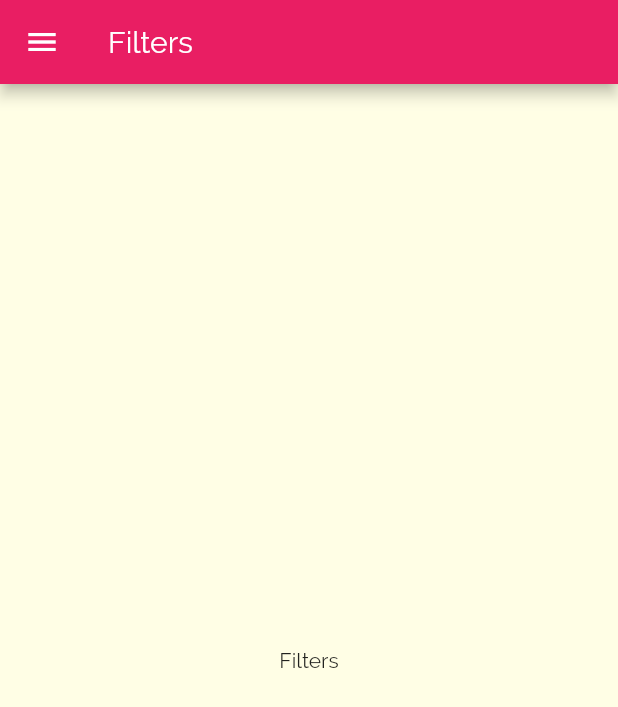
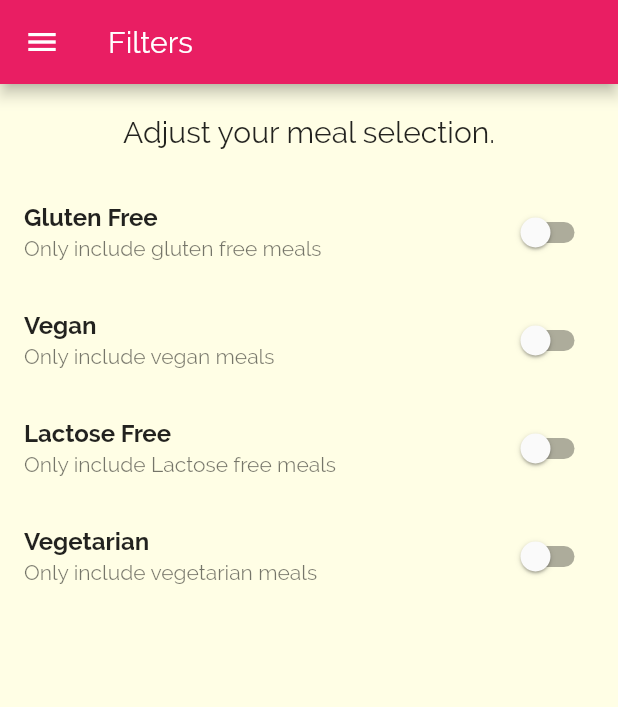
Before and after one commit to akshit-sehgal/flutter-meals, a Flutter app: the FiltersScreen screen opened by its route, on a phone screen of 412 x 824 dp. Shown: the top 707 px of the screen. Run offline on Flutter 3.47's test engine with Material 2 defaults, Android fonts, the phone set to English and light mode, and no system bars.

Commit message:
Layouting the filters screen

```diff
--- a/lib/screens/filters_screen.dart
+++ b/lib/screens/filters_screen.dart
@@ -1,8 +1,32 @@
 import 'package:flutter/material.dart';
 import '../widgets/main_drawer.dart';
 
-class FiltersScreen extends StatelessWidget {
+class FiltersScreen extends StatefulWidget {
   static const routeName = '/filters';
+
+  @override
+  _FiltersScreenState createState() => _FiltersScreenState();
+}
+
+class _FiltersScreenState extends State<FiltersScreen> {
+  bool _glutenFree = false;
+  bool _vegetarian = false;
+  bool _vegan = false;
+  bool _lactoseFree = false;
+
+  Widget _buildSwitchListTile(String title, String description,
+      bool currentValue, Function updateValue) {
+    return SwitchListTile(
+      title: Text(
+        title,
+        style: TextStyle(fontWeight: FontWeight.bold),
+      ),
+      subtitle: Text(description),
+      value: currentValue,
+      onChanged: updateValue,
+    );
+  }
+
   @override
   Widget build(BuildContext context) {
     return Scaffold(
@@ -10,8 +34,49 @@ class FiltersScreen extends StatelessWidget {
         title: Text('Filters'),
       ),
       drawer: MainDrawer(),
-      body: Center(
-        child: Text('Filters'),
+      body: Column(
+        children: <Widget>[
+          Container(
+            padding: EdgeInsets.all(20),
+            child: Text(
+              'Adjust your meal selection.',
+              style: Theme.of(context).textTheme.title,
+            ),
+          ),
+          Expanded(
+            child: ListView(
+              children: <Widget>[
+                _buildSwitchListTile('Gluten Free',
+                    'Only include gluten free meals', _glutenFree, (newValue) {
+                  setState(() {
+                    _glutenFree = newValue;
+                  });
+                }),
+                _buildSwitchListTile(
+                    'Vegan', 'Only include vegan meals', _vegan, (newValue) {
+                  setState(() {
+                    _vegan = newValue;
+                  });
+                }),
+                _buildSwitchListTile(
+                    'Lactose Free',
+                    'Only include Lactose free meals',
+                    _lactoseFree, (newValue) {
+                  setState(() {
+                    _lactoseFree = newValue;
+                  });
+                }),
+                _buildSwitchListTile(
+                    'Vegetarian', 'Only include vegetarian meals', _vegetarian,
+                    (newValue) {
+                  setState(() {
+                    _vegetarian = newValue;
+                  });
+                })
+              ],
+            ),
+          )
+        ],
       ),
     );
   }
```
